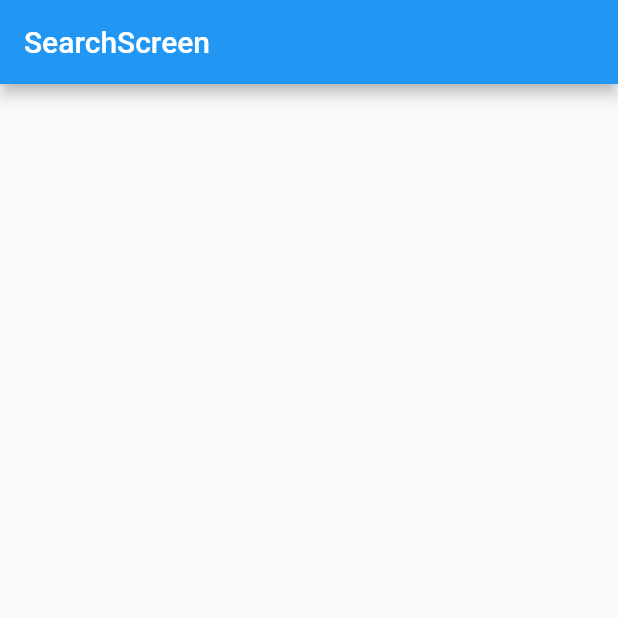
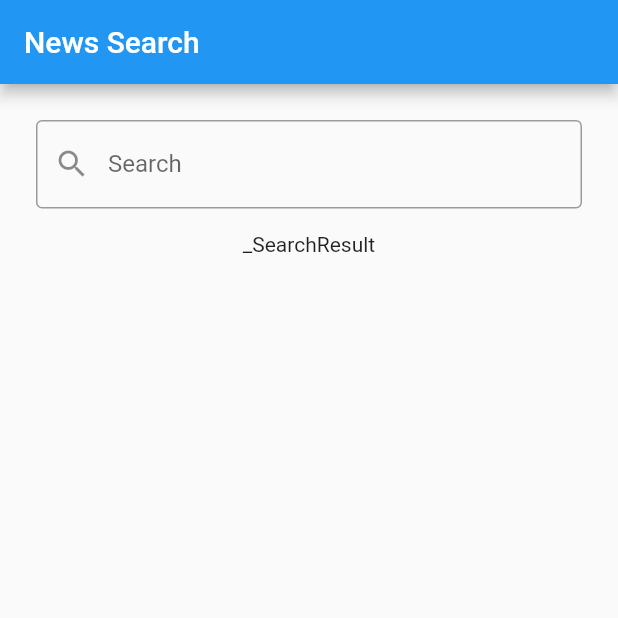
Before and after one commit to timnew/paid_code_sample, a Flutter app: the screen it shows after launch, on a phone screen of 412 x 824 dp, the top half of it. Run offline on Flutter 3.47's test engine with Material 2 defaults, Android fonts, the phone set to English and light mode, and no system bars; our stand-ins replace dio, freezed_annotation, get_it, mobx, pretty_dio_logger, retrofit; generated files the repository leaves out were written again.

Commit message:
Setup the basic UI

```diff
--- /dev/null
+++ b/lib/app/search/search_field.dart
@@ -0,0 +1,20 @@
+import 'package:flutter/material.dart';
+import 'package:provider/provider.dart';
+
+import 'search_store.dart';
+
+class SearchField extends StatelessWidget {
+  const SearchField();
+
+  @override
+  Widget build(BuildContext context) => TextField(
+        decoration: const InputDecoration(
+          border: OutlineInputBorder(),
+          prefixIcon: Icon(Icons.search),
+          labelText: "Search",
+          hintText: "Keywords for the news",
+        ),
+        textInputAction: TextInputAction.search,
+        onSubmitted: (value) => context.read<SearchStore>().search(value),
+      );
+}
--- /dev/null
+++ b/lib/app/search/search_result.dart
@@ -0,0 +1,8 @@
+import 'package:flutter/material.dart';
+
+class SearchResult extends StatelessWidget {
+  const SearchResult();
+
+  @override
+  Widget build(BuildContext context) => const Text("_SearchResult");
+}
--- a/lib/app/search/search_screen.dart
+++ b/lib/app/search/search_screen.dart
@@ -1,12 +1,61 @@
 import 'package:flutter/material.dart';
+import 'package:paid_code_test/features/find_service.dart';
+import 'package:provider/provider.dart';
 
-class SearchScreen extends StatelessWidget {
+import 'search_field.dart';
+import 'search_result.dart';
+import 'search_store.dart';
+
+class SearchScreen extends StatefulWidget {
   const SearchScreen({super.key});
 
   @override
-  Widget build(BuildContext context) => Scaffold(
-        appBar: AppBar(
-          title: const Text("SearchScreen"),
+  State<SearchScreen> createState() => _SearchScreenState();
+}
+
+class _SearchScreenState extends State<SearchScreen> {
+  late final SearchStore _store;
+
+  @override
+  void initState() {
+    super.initState();
+
+    _store = SearchStore(findService());
+  }
+
+  @override
+  Widget build(BuildContext context) => Provider.value(
+        value: _store,
+        child: Scaffold(
+          appBar: AppBar(
+            title: const Text("News Search"),
+          ),
+          body: const _ScreenLayout(
+            searchField: SearchField(),
+            searchResult: SearchResult(),
+          ),
         ),
       );
 }
+
+class _ScreenLayout extends StatelessWidget {
+  final Widget searchField;
+  final Widget searchResult;
+
+  const _ScreenLayout({
+    required this.searchField,
+    required this.searchResult,
+  });
+
+  @override
+  Widget build(BuildContext context) => Padding(
+        padding: const EdgeInsets.all(24.0),
+        child: Column(
+          children: [
+            searchField,
+            const SizedBox(height: 16),
+            Expanded(child: searchResult),
+          ],
+        ),
+      );
+}
```
